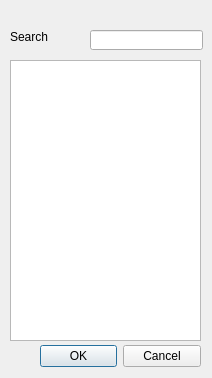
This is Source/addobjectdialog.ui in AliveTeam/qt-editor as Qt 5 draws it before an edit. The edited form follows.
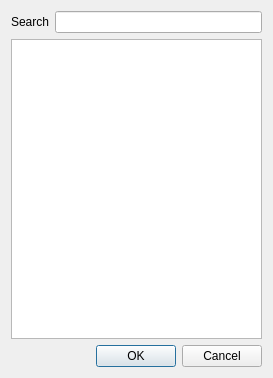
This is the edited form.

```diff
--- a/Source/addobjectdialog.ui
+++ b/Source/addobjectdialog.ui
@@ -6,22 +6,29 @@
    <rect>
     <x>0</x>
     <y>0</y>
-    <width>212</width>
+    <width>273</width>
     <height>378</height>
    </rect>
   </property>
   <property name="windowTitle">
    <string>Add Object</string>
   </property>
+  <layout class="QGridLayout" name="gridLayout">
+   <item row="0" column="0">
+    <widget class="QLabel" name="label">
+     <property name="text">
+      <string>Search</string>
+     </property>
+    </widget>
+   </item>
+   <item row="0" column="1">
+    <widget class="QLineEdit" name="txtSearch"/>
+   </item>
+   <item row="1" column="0" colspan="2">
+    <widget class="QListWidget" name="lstObjects"/>
+   </item>
+   <item row="2" column="0" colspan="2">
   <widget class="QDialogButtonBox" name="buttonBox">
-   <property name="geometry">
-    <rect>
-     <x>40</x>
-     <y>340</y>
-     <width>161</width>
-     <height>32</height>
-    </rect>
-   </property>
    <property name="orientation">
     <enum>Qt::Horizontal</enum>
    </property>
@@ -29,39 +36,8 @@
     <set>QDialogButtonBox::Cancel|QDialogButtonBox::Ok</set>
    </property>
   </widget>
-  <widget class="QListWidget" name="lstObjects">
-   <property name="geometry">
-    <rect>
-     <x>10</x>
-     <y>60</y>
-     <width>191</width>
-     <height>281</height>
-    </rect>
-   </property>
-  </widget>
-  <widget class="QLineEdit" name="txtSearch">
-   <property name="geometry">
-    <rect>
-     <x>90</x>
-     <y>30</y>
-     <width>113</width>
-     <height>20</height>
-    </rect>
-   </property>
-  </widget>
-  <widget class="QLabel" name="label">
-   <property name="geometry">
-    <rect>
-     <x>10</x>
-     <y>30</y>
-     <width>47</width>
-     <height>13</height>
-    </rect>
-   </property>
-   <property name="text">
-    <string>Search</string>
-   </property>
-  </widget>
+   </item>
+  </layout>
  </widget>
  <resources/>
  <connections>
```
Lines whose indentation alone changed are shown as unchanged.
